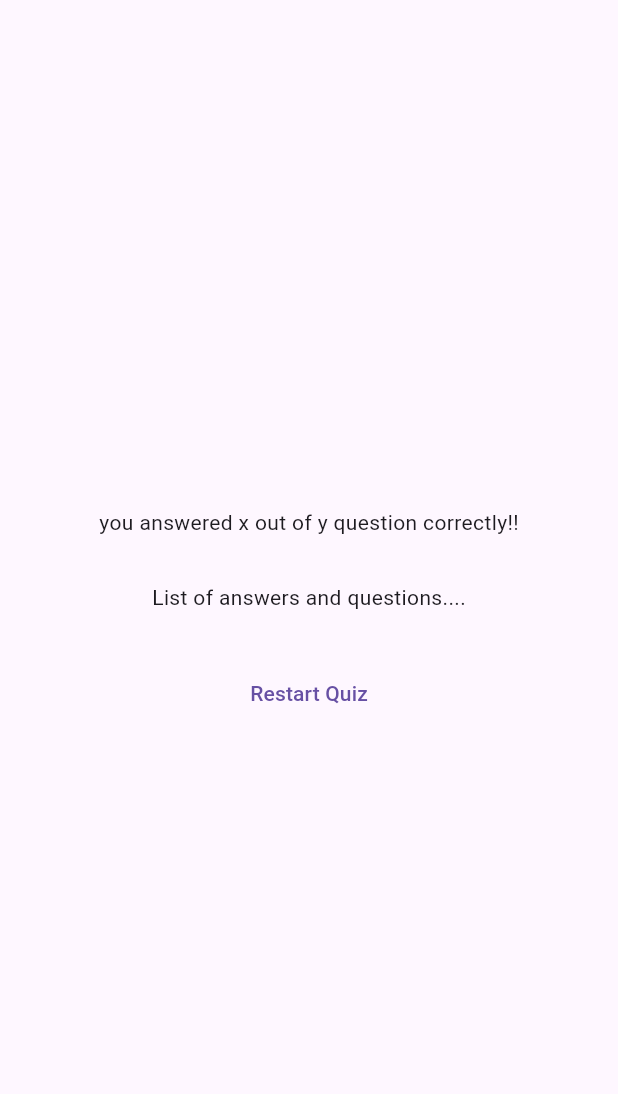
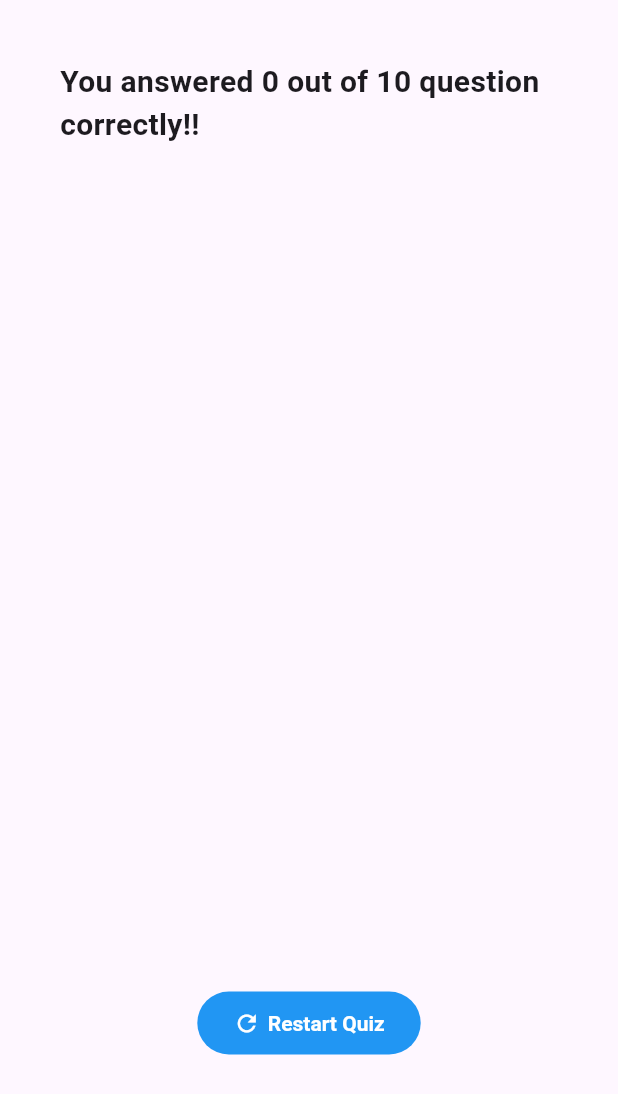
Before and after one commit to KMaleesha/quiz_app, a Flutter app: the ResultsScreen widget shown alone on an empty page, opened directly with empty values, on a phone screen of 412 x 824 dp. Shown: the top 1094 px of the screen. Run offline on Flutter 3.47's test engine with Material 3 defaults, Android fonts, the phone set to English and light mode, and no system bars; our stand-ins replace google_fonts.

Commit message:
complete app

```diff
--- a/lib/data/questions.dart
+++ b/lib/data/questions.dart
@@ -19,4 +19,46 @@ const questions = [
       'by using Xcode for ios and android studio for android'
     ],
   ),
+  QuizQuestion(
+    'Which widget is used to create an AppBar in Flutter?',
+    ['AppBar', 'Scaffold', 'Container', 'Toolbar'],
+  ),
+  QuizQuestion(
+    'Which of the following is used to create a route in Flutter?',
+    ['Navigator', 'RouteBuilder', 'ScreenManager', 'PageView'],
+  ),
+  QuizQuestion(
+    'Which widget is typically used to handle user input in Flutter?',
+    ['TextField', 'InputField', 'FormInput', 'InputBox'],
+  ),
+  QuizQuestion(
+    'How do you access the properties of the widget tree in Flutter?',
+    [
+      'Using BuildContext',
+      'Using StatefulWidget',
+      'Using StatelessWidget',
+      'Using InheritedWidget'
+    ],
+  ),
+  QuizQuestion(
+    'What is the purpose of the setState() method in Flutter?',
+    [
+      'To rebuild a widget with updated data',
+      'To redraw the entire app',
+      'To initialize a new state',
+      'To remove a widget from the tree'
+    ],
+  ),
+  QuizQuestion(
+    'Which widget is used to lay out children in a row in Flutter?',
+    ['Row', 'Column', 'ListView', 'Stack'],
+  ),
+  QuizQuestion(
+    'What is the entry point for a Flutter application?',
+    ['main.dart', 'app.dart', 'flutter_app.dart', 'index.dart'],
+  ),
+  QuizQuestion(
+    'In Flutter, which widget is commonly used to handle asynchronous operations?',
+    ['FutureBuilder', 'AsyncBuilder', 'StreamBuilder', 'DataBuilder'],
+  ),
 ];
--- a/lib/quiz.dart
+++ b/lib/quiz.dart
@@ -28,7 +28,6 @@ class _QuizState extends State<Quiz> {
     selectedAnswers.add(answer);
     if (selectedAnswers.length == questions.length) {
       setState(() {
-        selectedAnswers = [];
         activeScreen = ResultsScreen(
           chosenAnswers: selectedAnswers,
         );
--- a/lib/results_screen.dart
+++ b/lib/results_screen.dart
@@ -1,30 +1,85 @@
 import 'package:flutter/material.dart';
+import 'package:quiz_app/data/questions.dart';
+import 'questions_summery.dart';
+import 'quiz.dart';
 
 class ResultsScreen extends StatelessWidget {
   const ResultsScreen({super.key, required this.chosenAnswers});
 
   final List<String> chosenAnswers;
 
+  List<Map<String, Object>> getSummeryData() {
+    final List<Map<String, Object>> summery = [];
+
+    for (var i = 0; i < chosenAnswers.length; i++) {
+      summery.add({
+        'question_index': i,
+        'question': questions[i].text,
+        'correct_answer': questions[i].answer[0],
+        'user_answer': chosenAnswers[i]
+      });
+    }
+    return summery;
+  }
+
   @override
   Widget build(BuildContext context) {
+    final summeryData = getSummeryData();
+    final numTotalQuestion = questions.length;
+    final numCorrectQuestion = summeryData.where((data) {
+      return data['user_answer'] == data['correct_answer'];
+    }).length;
+
     return SizedBox(
       width: double.infinity,
       child: Container(
         margin: const EdgeInsets.all(40),
         child: Column(
-          mainAxisAlignment: MainAxisAlignment.center,
           children: [
-            const Text('you answered x out of y question correctly!!'),
+            Center(
+              child: Text(
+                'You answered $numCorrectQuestion out of $numTotalQuestion question correctly!!',
+                style: const TextStyle(
+                  fontSize: 20,
+                  fontWeight: FontWeight.bold,
+                ),
+              ),
+            ),
             const SizedBox(
               height: 30,
             ),
-            const Text('List of answers and questions....'),
+            QuestionsSummery(summeryData),
             const SizedBox(
               height: 30,
             ),
             TextButton(
-              onPressed: () {},
-              child: const Text('Restart Quiz'),
+              onPressed: () {
+                Navigator.pushAndRemoveUntil(
+                  context,
+                  MaterialPageRoute(builder: (context) => const Quiz()),
+                  (Route<dynamic> route) => false,
+                );
+              },
+              style: TextButton.styleFrom(
+                backgroundColor: Colors.blue,
+                foregroundColor: Colors.white,
+                padding:
+                    const EdgeInsets.symmetric(vertical: 12, horizontal: 24),
+                textStyle: const TextStyle(
+                  fontWeight: FontWeight.bold,
+                ),
+              ),
+              child: const Row(
+                mainAxisSize: MainAxisSize.min,
+                children: [
+                  Icon(
+                    Icons.refresh,
+                    color: Colors.white,
+                  ),
+                  SizedBox(width: 5),
+                  Text('Restart Quiz'),
+                ],
+              ),
             )
           ],
         ),
```
Also changed, not shown: lib/questions_summery.dart (added, +70 -0 lines).
